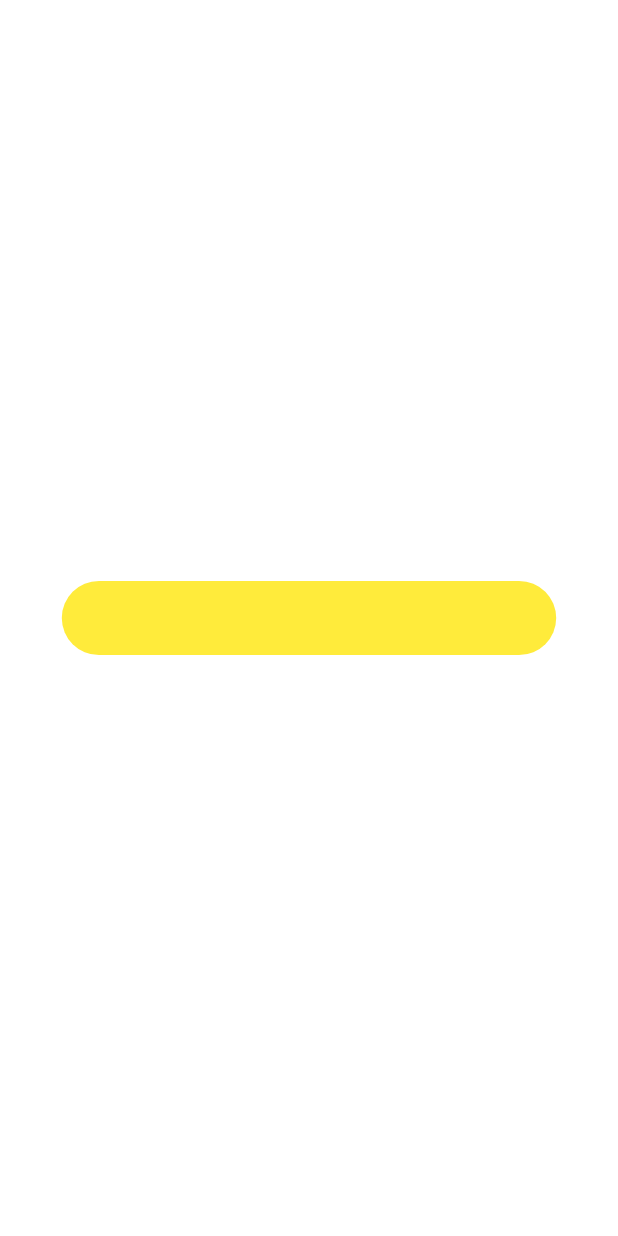
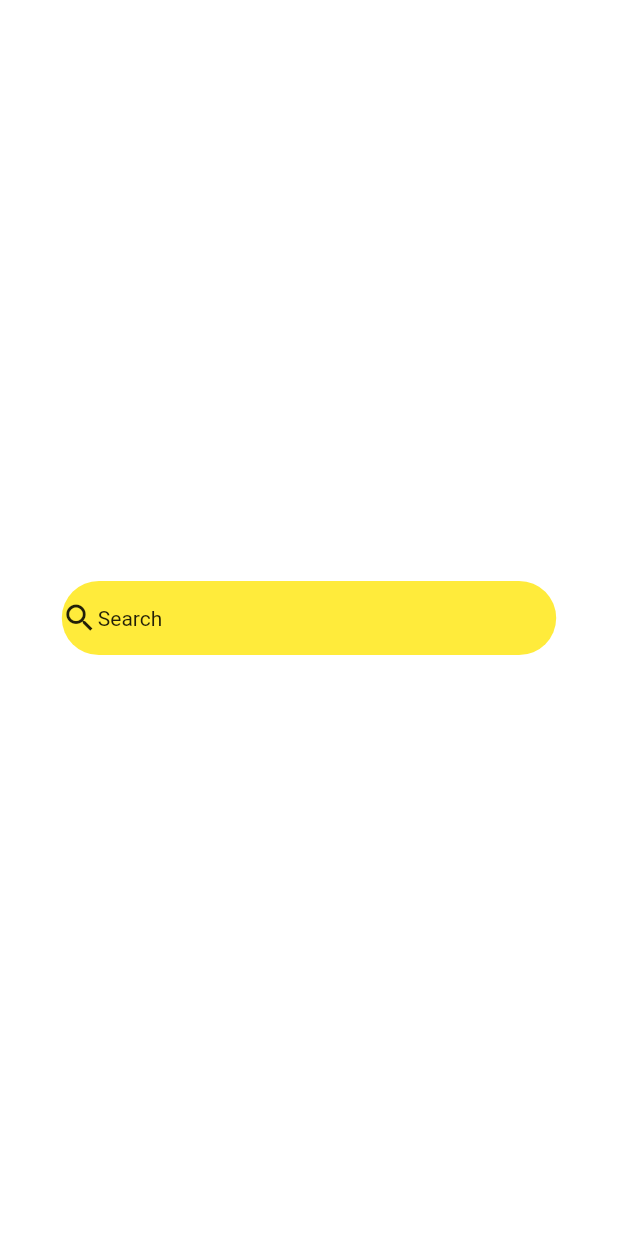
Before and after one commit to PrabeshPP/Sneakers-Shop, a Flutter app: the screen it shows after launch, on a phone screen of 412 x 824 dp. Run offline on Flutter 3.47's test engine with Material 2 defaults, Android fonts, the phone set to English and light mode, and no system bars; our stand-ins replace bloc, equatable, flutter_bloc, google_fonts, shared_preferences.

Commit message:
home-page UI

```diff
--- a/sneakers/lib/view/widgets/UI/homepage/home_page_ui.dart
+++ b/sneakers/lib/view/widgets/UI/homepage/home_page_ui.dart
@@ -21,8 +21,10 @@ class HomePageUI extends StatelessWidget {
                 color: Colors.yellow
               ),
               child: Row(
-                children: [
-
+                crossAxisAlignment: CrossAxisAlignment.center,
+                children:const [
+                  Icon(Icons.search),
+                  Text("Search")
                 ],
               ),
             )
```
